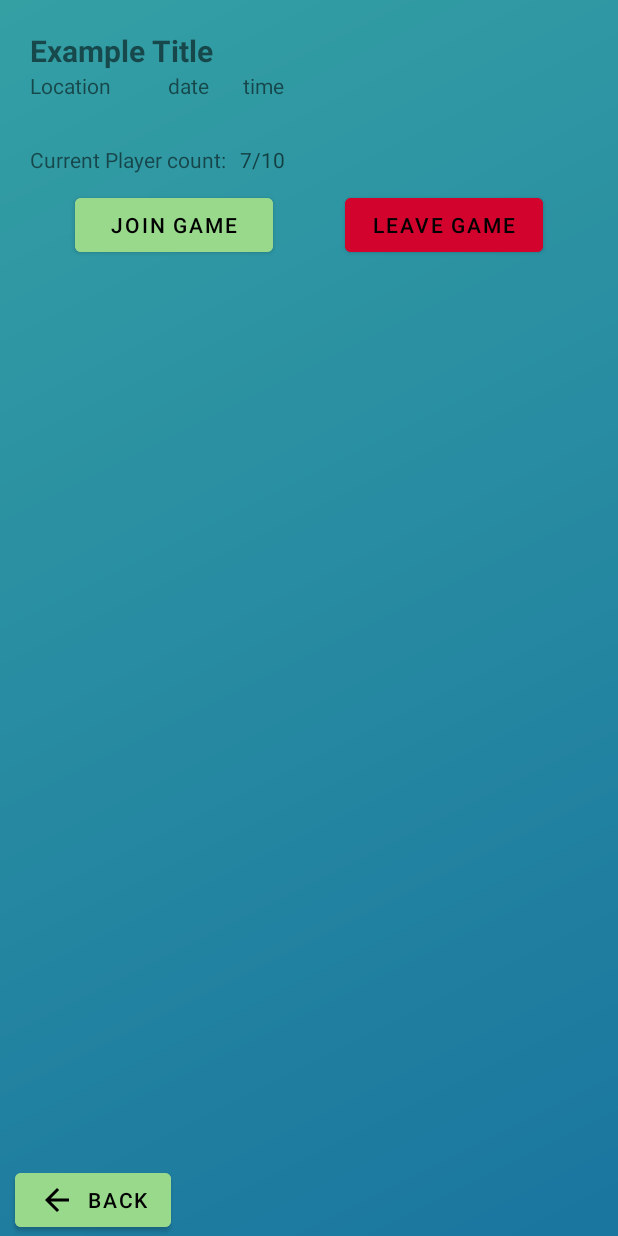
After one commit to Gac-PickUp/PickUp-App, an Android app built with Jetpack Compose: the layout activity_game_view.xml on its own in the app's theme, with its tools: preview values and no code run, on a phone screen of 412 x 824 dp. The commit adds this screen. Run offline under Robolectric (Android 15) with nearby library versions, the phone set to English and light mode, and no system bars.

Commit message:
Added game view activity and more functionality with create game

```diff
--- /dev/null
+++ b/app/src/main/res/drawable/baseline_arrow_back_24.xml
@@ -0,0 +1,5 @@
+<vector xmlns:android="http://schemas.android.com/apk/res/android" android:autoMirrored="true" android:height="24dp" android:tint="#000000" android:viewportHeight="24" android:viewportWidth="24" android:width="24dp">
+
+    <path android:fillColor="@android:color/black" android:pathData="M20,11H7.83l5.59,-5.59L12,4l-8,8 8,8 1.41,-1.41L7.83,13H20v-2z"/>
+
+</vector>
--- /dev/null
+++ b/app/src/main/res/layout/activity_game_view.xml
@@ -0,0 +1,128 @@
+<?xml version="1.0" encoding="utf-8"?>
+<androidx.constraintlayout.widget.ConstraintLayout xmlns:android="http://schemas.android.com/apk/res/android"
+    android:layout_width="match_parent"
+    android:layout_height="match_parent"
+    xmlns:app="http://schemas.android.com/apk/res-auto"
+    android:gravity="center"
+    android:orientation="vertical"
+    android:background="@drawable/create_game_gradient">
+
+    <TextView
+        android:layout_width="match_parent"
+        android:layout_height="wrap_content"
+        app:layout_constraintTop_toTopOf="parent"
+        android:layout_marginTop="20dp"
+        android:layout_marginStart="20dp"
+        android:layout_marginEnd="20dp"
+        android:text="Example Title"
+        android:textStyle="bold"
+        android:textSize="20dp"
+        android:id="@+id/titleText"
+        >
+
+
+    </TextView>
+
+    <TextView
+        android:layout_width="match_parent"
+        android:layout_height="wrap_content"
+        app:layout_constraintTop_toBottomOf="@id/titleText"
+        android:layout_marginEnd="300dp"
+        android:layout_marginStart="20dp"
+        android:text="Location"
+        android:id="@+id/locationText">
+
+    </TextView>
+
+    <TextView
+        android:layout_width="50dp"
+        android:layout_height="wrap_content"
+        app:layout_constraintTop_toBottomOf="@+id/titleText"
+        app:layout_constraintLeft_toRightOf="@id/locationText"
+        android:text="date"
+        android:id="@+id/dateText"
+        >
+
+    </TextView>
+
+    <TextView
+        android:layout_width="50dp"
+        android:layout_height="wrap_content"
+        app:layout_constraintTop_toBottomOf="@id/titleText"
+        app:layout_constraintLeft_toRightOf="@id/dateText"
+        android:text="time"
+        android:id="@+id/timeText"
+        >
+
+    </TextView>
+
+    <TextView
+        android:layout_width="140dp"
+        android:layout_height="wrap_content"
+        app:layout_constraintTop_toBottomOf="@id/locationText"
+        app:layout_constraintLeft_toLeftOf="parent"
+        android:layout_marginTop="30dp"
+        android:layout_marginStart="20dp"
+        android:layout_marginEnd="20dp"
+        android:text="Current Player count:"
+        android:id="@+id/playerCountText">
+
+    </TextView>
+
+    <TextView
+        android:layout_width="60dp"
+        android:layout_height="wrap_content"
+        app:layout_constraintLeft_toRightOf="@id/playerCountText"
+        app:layout_constraintTop_toTopOf="@id/playerCountText"
+        android:hint="7/10">
+
+
+    </TextView>
+
+    <Button
+        android:layout_width="match_parent"
+        android:layout_height="wrap_content"
+        app:layout_constraintTop_toBottomOf="@id/playerCountText"
+        android:layout_marginTop="10dp"
+        android:layout_marginEnd="230dp"
+        android:layout_marginStart="50dp"
+        android:backgroundTint="#99D98C"
+        android:textColor="@color/black"
+        android:text="Join Game"
+        android:id="@+id/joinGameButton"
+        >
+
+
+    </Button>
+
+    <Button
+        android:layout_width="match_parent"
+        android:layout_height="wrap_content"
+        android:layout_marginEnd="50dp"
+        android:layout_marginStart="230dp"
+        app:layout_constraintTop_toTopOf="@id/joinGameButton"
+        app:layout_constraintLeft_toRightOf="@id/joinGameButton"
+        android:backgroundTint="#D2042D"
+        android:text="Leave Game"
+        android:textColor="@color/black"
+        >
+
+    </Button>
+
+    <Button
+        android:layout_width="wrap_content"
+        android:layout_height="wrap_content"
+        app:layout_constraintLeft_toLeftOf="parent"
+        android:layout_marginLeft="10dp"
+        app:layout_constraintBottom_toBottomOf="parent"
+        android:text="back"
+        android:drawableLeft="@drawable/baseline_arrow_back_24"
+        android:backgroundTint="#99D98C"
+        android:textColor="@color/black"
+        >
+
+    </Button>
+
+
+
+</androidx.constraintlayout.widget.ConstraintLayout>
```
Also changed, not shown: app/src/main/java/com/example/pickup/CreateGameActivity.kt (+66 -4 lines), app/src/main/java/com/example/pickup/SignUpPage.kt (+24 -0 lines), app/src/main/res/layout/activity_create_game.xml (+32 -0 lines).
